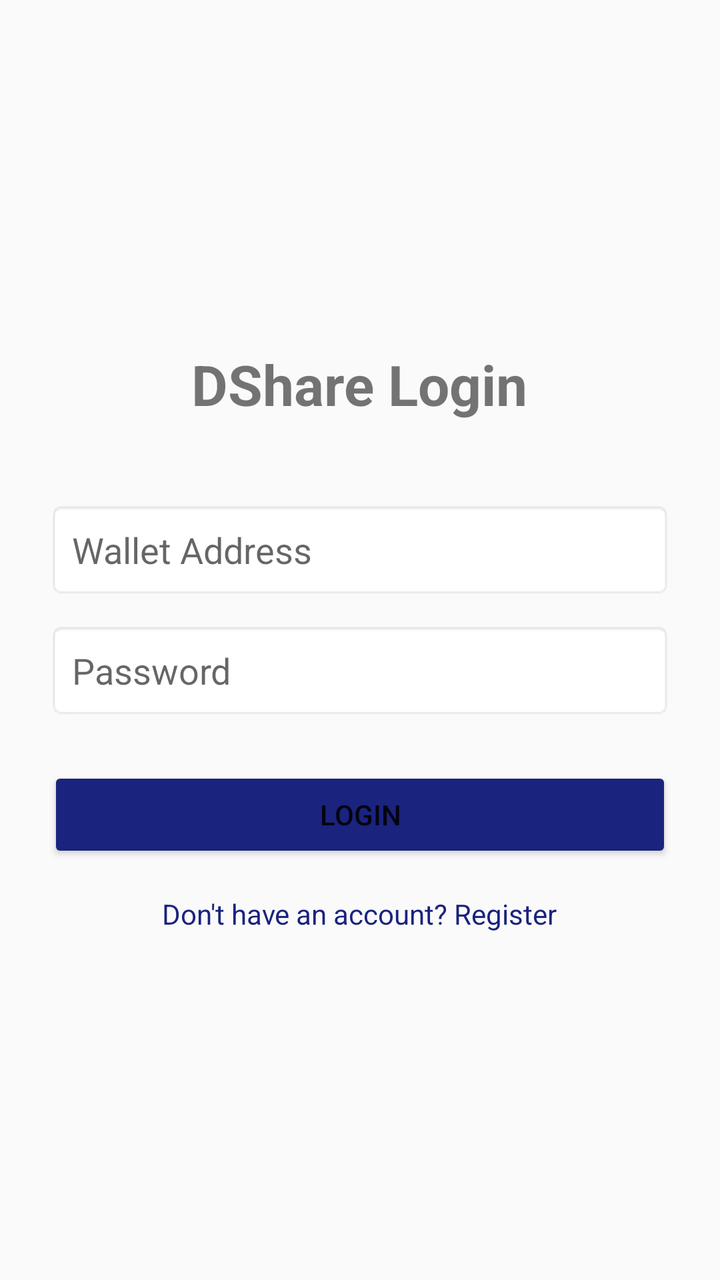
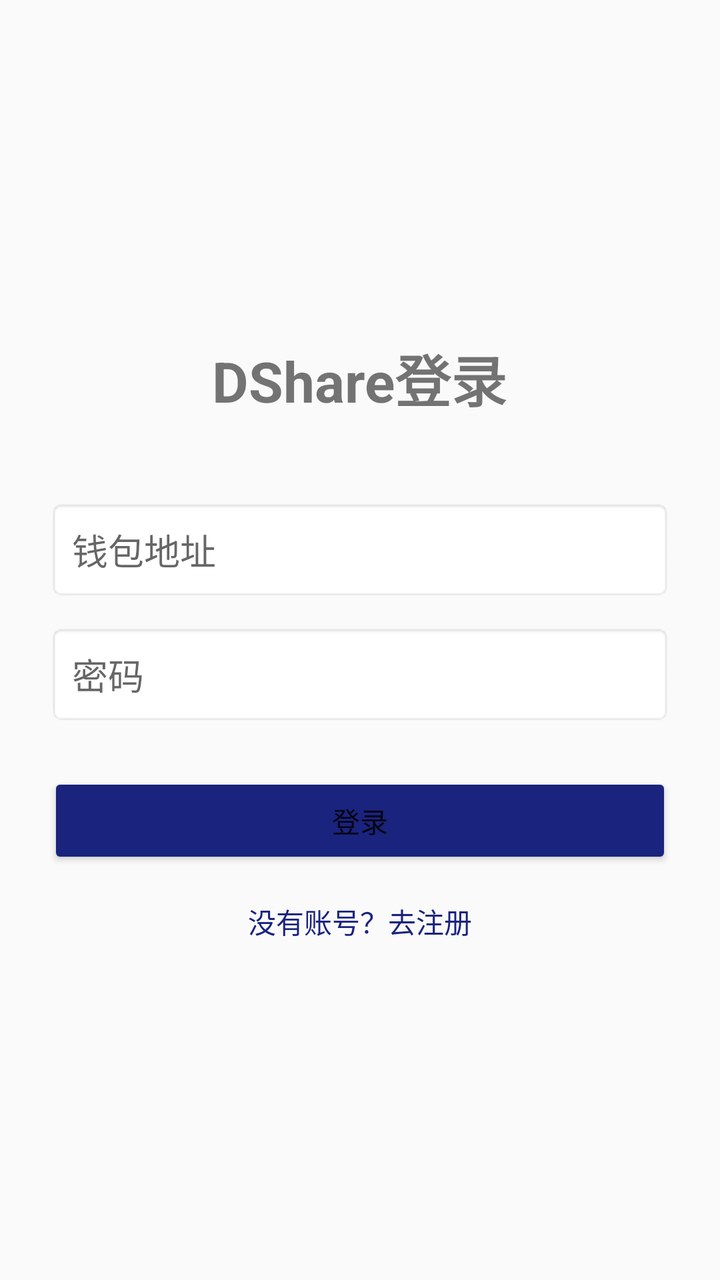

Two renders of the same Android screen: before a commit and after it. Below are the layout's source before the change and the commit's diff.
<!-- AndroidManifest.xml: application theme Theme.DShare -->
<!-- res/layout/activity_login.xml -->
<?xml version="1.0" encoding="utf-8"?>
<LinearLayout xmlns:android="http://schemas.android.com/apk/res/android"
    android:layout_width="match_parent"
    android:layout_height="match_parent"
    android:orientation="vertical"
    android:padding="24dp"
    android:gravity="center">
    <TextView
        android:layout_width="wrap_content"
        android:layout_height="wrap_content"
        android:text="DShare Login"
        android:textSize="28sp"
        android:textStyle="bold"
        android:layout_marginBottom="40dp" />
    <EditText
        android:id="@+id/et_address"
        android:layout_width="match_parent"
        android:layout_height="wrap_content"
        android:hint="Wallet Address"
        android:inputType="text"
        android:padding="12dp"
        android:background="@android:drawable/editbox_background" />
    <EditText
        android:id="@+id/et_password"
        android:layout_width="match_parent"
        android:layout_height="wrap_content"
        android:hint="Password"
        android:inputType="textPassword"
        android:padding="12dp"
        android:layout_marginTop="12dp"
        android:background="@android:drawable/editbox_background" />
    <Button
        android:id="@+id/btn_login"
        android:layout_width="match_parent"
        android:layout_height="wrap_content"
        android:text="Login"
        android:layout_marginTop="24dp"
        android:backgroundTint="#1A237E" />
    <TextView
        android:id="@+id/tv_register"
        android:layout_width="wrap_content"
        android:layout_height="wrap_content"
        android:text="Don't have an account? Register"
        android:layout_marginTop="16dp"
        android:textColor="#1A237E"
        android:textSize="14sp" />
</LinearLayout>
<!-- resources referenced by this layout -->
<resources>
  <style name="Theme.DShare" parent="Theme.AppCompat.Light.NoActionBar">
          <item name="colorPrimary">@color/primary</item>
          <item name="colorPrimaryDark">@color/primary_dark</item>
          <item name="colorAccent">@color/accent</item>
      </style>
  <color name="primary">#1A237E</color>
  <color name="primary_dark">#0D1B5E</color>
  <color name="accent">#FF6F00</color>
</resources>

<!-- the commit's change to res/layout/activity_login.xml (unified diff, before → after) -->
@@ -8,7 +8,7 @@
     <TextView
         android:layout_width="wrap_content"
         android:layout_height="wrap_content"
-        android:text="DShare Login"
+        android:text="@string/login_title"
         android:textSize="28sp"
         android:textStyle="bold"
         android:layout_marginBottom="40dp" />
@@ -16,7 +16,7 @@
         android:id="@+id/et_address"
         android:layout_width="match_parent"
         android:layout_height="wrap_content"
-        android:hint="Wallet Address"
+        android:hint="@string/wallet_address_hint"
         android:inputType="text"
         android:padding="12dp"
         android:background="@android:drawable/editbox_background" />
@@ -24,7 +24,7 @@
         android:id="@+id/et_password"
         android:layout_width="match_parent"
         android:layout_height="wrap_content"
-        android:hint="Password"
+        android:hint="@string/password_hint"
         android:inputType="textPassword"
         android:padding="12dp"
         android:layout_marginTop="12dp"
@@ -33,14 +33,14 @@
         android:id="@+id/btn_login"
         android:layout_width="match_parent"
         android:layout_height="wrap_content"
-        android:text="Login"
+        android:text="@string/login"
         android:layout_marginTop="24dp"
         android:backgroundTint="#1A237E" />
     <TextView
         android:id="@+id/tv_register"
         android:layout_width="wrap_content"
         android:layout_height="wrap_content"
-        android:text="Don't have an account? Register"
+        android:text="@string/no_account_register"
         android:layout_marginTop="16dp"
         android:textColor="#1A237E"
         android:textSize="14sp" />
<!-- resource entries referenced after the edit -->
@@ -1,5 +1,10 @@
 <!-- resources referenced by this layout -->
 <resources>
+  <string name="login">登录</string>
+  <string name="login_title">DShare登录</string>
+  <string name="no_account_register">没有账号？去注册</string>
+  <string name="password_hint">密码</string>
+  <string name="wallet_address_hint">钱包地址</string>
   <style name="Theme.DShare" parent="Theme.AppCompat.Light.NoActionBar">
           <item name="colorPrimary">@color/primary</item>
           <item name="colorPrimaryDark">@color/primary_dark</item>
